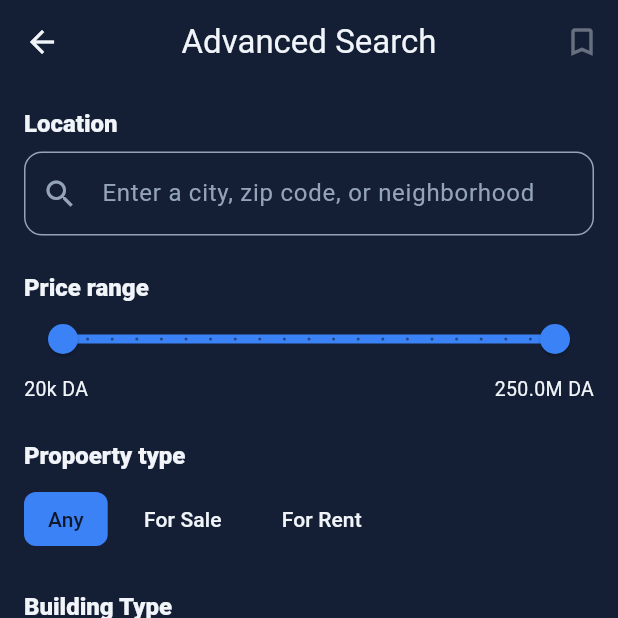
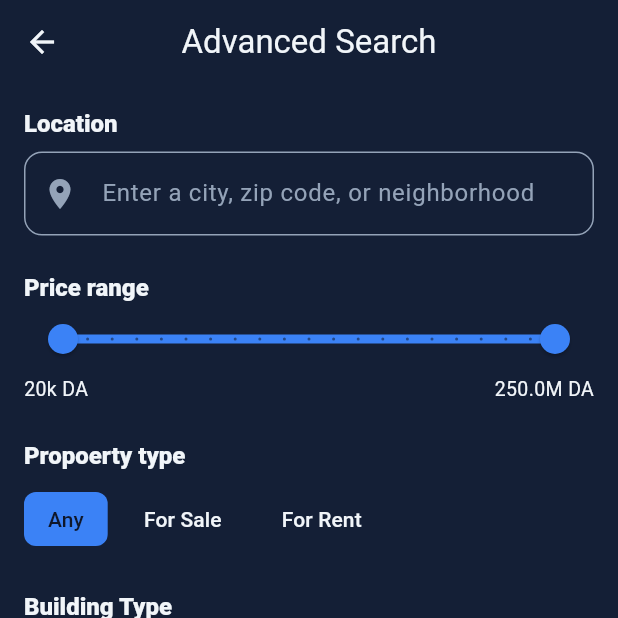
Before and after one commit to khalilgh1/findar-app, a Flutter app: the FilteringScreen screen opened by its route, on a phone screen of 412 x 824 dp, the top half of it. Run offline on Flutter 3.47's test engine with Material 3 defaults, Android fonts, the phone set to English and light mode, and no system bars; our stand-ins replace shared_preferences; missing offline and left inert: main_button; accounts and stored records are empty.

Commit message:
added some navigation

```diff
--- a/findar_app/lib/core/widgets/property_card.dart
+++ b/findar_app/lib/core/widgets/property_card.dart
@@ -68,7 +68,7 @@ class PropertyListingCard extends StatelessWidget {
           borderRadius: BorderRadius.circular(screenWidth * 0.04),
         ),
         elevation: 2,
-        color: Theme.of(context).colorScheme.secondaryContainer, // UPDATED: Use theme surface color
+        color: Theme.of(context).colorScheme.onPrimary, // UPDATED: Use theme surface color
         child: Column(
           crossAxisAlignment: CrossAxisAlignment.start,
           children: [
--- a/findar_app/lib/features/auth/screens/login_screen.dart
+++ b/findar_app/lib/features/auth/screens/login_screen.dart
@@ -16,7 +16,7 @@ class _LoginScreenState extends State<LoginScreen> {
   @override
   Widget build(BuildContext context) {
     return Scaffold(
-      backgroundColor: Theme.of(context).colorScheme.background,
+      backgroundColor: Theme.of(context).colorScheme.surface,
       body: SafeArea(
         child: Padding(
           padding: const EdgeInsets.symmetric(horizontal: 24.0),
--- a/findar_app/lib/features/auth/screens/register_screen.dart
+++ b/findar_app/lib/features/auth/screens/register_screen.dart
@@ -19,7 +19,7 @@ class _RegisterScreenState extends State<RegisterScreen> {
   @override
   Widget build(BuildContext context) {
     return Scaffold(
-      backgroundColor: Theme.of(context).colorScheme.background,
+      backgroundColor: Theme.of(context).colorScheme.surface,
       body: SafeArea(
         child: Padding(
           padding: const EdgeInsets.symmetric(horizontal: 24.0),
--- a/findar_app/lib/features/create_listing/create_listing.dart
+++ b/findar_app/lib/features/create_listing/create_listing.dart
@@ -359,6 +359,8 @@ class _CreateListingScreenState extends State<CreateListingScreen> {
             ScaffoldMessenger.of(context).showSnackBar(
               const SnackBar(content: Text('Listing Created Successfully!')),
             );
+              Navigator.pushNamed(context, '/my-listings');
+
           },
         ),
       ),
--- a/findar_app/lib/features/home/search_bar.dart
+++ b/findar_app/lib/features/home/search_bar.dart
@@ -37,9 +37,14 @@ class SearchBarWidget extends StatelessWidget {
                   fontSize: 14,
                   color: theme.colorScheme.onSurfaceVariant,
                 ),
+
                 hintText: "Search for properties, agents, or locations",
                 border: InputBorder.none,
               ),
+                onSubmitted: (value) {
+                  Navigator.pushNamed(context, '/search-results', arguments: value);
+                },
+
             ),
           ),
         ],
--- a/findar_app/lib/features/listings/screens/my_listings_screen.dart
+++ b/findar_app/lib/features/listings/screens/my_listings_screen.dart
@@ -72,6 +72,7 @@ class _MyListingsScreenState extends State<MyListingsScreen> {
               size: 40,
             ),
             onPressed: () {
+              Navigator.pushNamed(context, '/settings');
               // Handle settings
             },
           ),
@@ -108,6 +109,7 @@ class _MyListingsScreenState extends State<MyListingsScreen> {
       floatingActionButton: FloatingActionButton(
         onPressed: () {
           // Handle add new listing
+          Navigator.pushNamed(context, '/create-listing');
         },
         backgroundColor: theme.colorScheme.primary,
         child: Icon(
--- a/findar_app/lib/features/search/screens/filtering.dart
+++ b/findar_app/lib/features/search/screens/filtering.dart
@@ -59,9 +59,7 @@ class _FilteringScreenState extends State<FilteringScreen> {
         ),
         title: const Text('Advanced Search'),
         centerTitle: true,
-        actions: [
-          IconButton(icon: const Icon(Icons.bookmark_outline), onPressed: null),
-        ],
+
         elevation: 0,
       ),
       body: Container(
@@ -87,7 +85,7 @@ class _FilteringScreenState extends State<FilteringScreen> {
                   borderRadius: BorderRadius.circular(12),
                 ),
                 hintText: 'Enter a city, zip code, or neighborhood',
-                prefixIcon: const Icon(Icons.search),
+                prefixIcon: const Icon(Icons.location_on),
                 border: OutlineInputBorder(
                   borderRadius: BorderRadius.circular(12),
                 ),
@@ -304,7 +302,9 @@ class _FilteringScreenState extends State<FilteringScreen> {
                 onPressed: () {
                   ScaffoldMessenger.of(context).showSnackBar(
                     const SnackBar(content: Text('Showing 42 results')),
+
                   );
+                  Navigator.pushNamed(context,'/search-results');
                 },
               ),
             ),
--- a/findar_app/lib/features/search/screens/search_results.dart
+++ b/findar_app/lib/features/search/screens/search_results.dart
@@ -77,13 +77,14 @@ class _SearchResultsScreenState extends State<SearchResultsScreen> {
         actions: [
           IconButton(
             icon: Icon(
-              Icons.map_outlined,
+              Icons.filter_alt_rounded,
               color: Theme.of(context).colorScheme.onSurface,
               size: 30,
             ),
             onPressed: () {
-              // Handle map view
+              Navigator.pushNamed(context, '/filtering');
             },
+
           ),
         ],
       ),
--- a/findar_app/lib/features/settings/settings_screen.dart
+++ b/findar_app/lib/features/settings/settings_screen.dart
@@ -222,6 +222,8 @@ class _SettingsScreenState extends State<SettingsScreen> {
           bottom: BorderSide(
             color: colorScheme.onSurface.withOpacity(0.1),
             width: 1,
+
+
           ),
         ),
       ),
```
